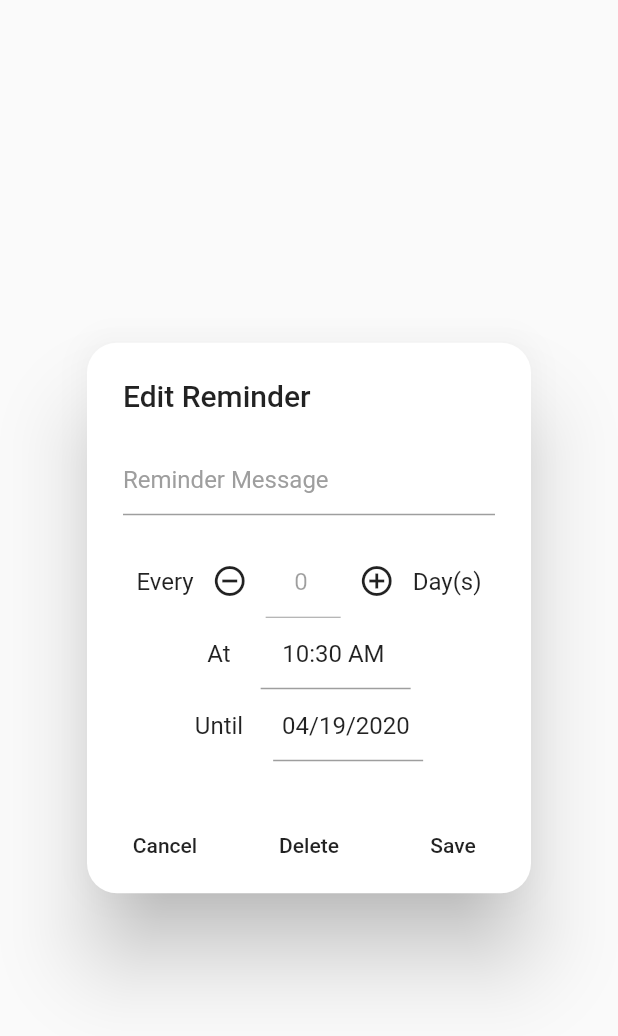
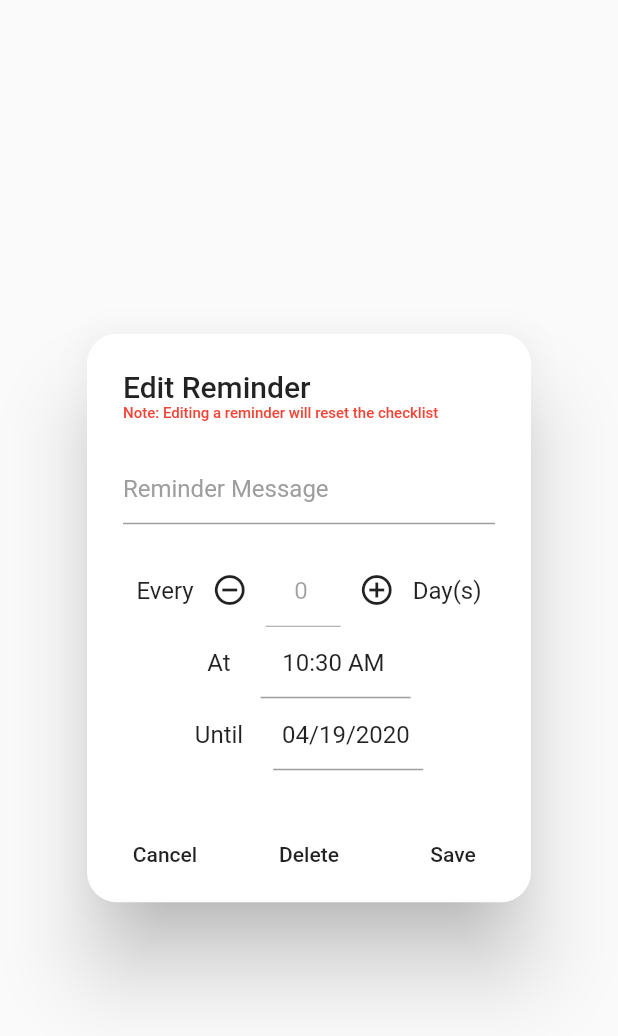
Before and after one commit to kristinacapistrano/DoctonomyApp, a Flutter app: the EditReminder widget shown alone on an empty page, opened directly with empty values, on a phone screen of 412 x 824 dp. Shown: the top 1036 px of the screen. Run offline on Flutter 3.47's test engine with Material 2 defaults, Android fonts, the phone set to English and light mode, and no system bars; our stand-ins replace cloud_firestore, firebase_auth, firebase_messaging, flushbar, shared_preferences; missing offline and left inert: cron; accounts and stored records are empty; statements that could not run were skipped.

Commit message:
Edit Reminder - Note resets checklist

```diff
--- a/lib/widgets/EditReminder.dart
+++ b/lib/widgets/EditReminder.dart
@@ -51,7 +51,14 @@ class _EditReminderState extends State<EditReminder> {
     appState = StateWidget.of(context).state;
 
     return AlertDialog(
-        title: Text("Edit Reminder"),
+        title: Column(
+          mainAxisSize: MainAxisSize.min,
+          crossAxisAlignment: CrossAxisAlignment.start,
+          children: <Widget>[
+            Text("Edit Reminder", textAlign: TextAlign.left),
+            Text("Note: Editing a reminder will reset the checklist", style: TextStyle(color: Colors.red, fontSize: 10.0), textAlign: TextAlign.left),
+          ],
+        ),
         content: Column(
           mainAxisSize: MainAxisSize.min,
           children: <Widget>[
```
